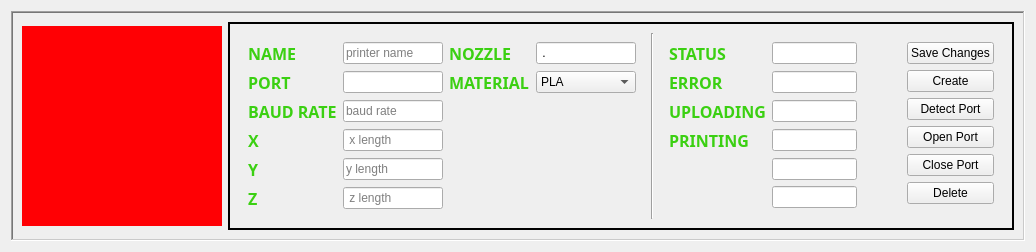
The window that ui/devicewidget.ui (malabdali/3dPrintersManager) describes before a commit, drawn with Qt 5.
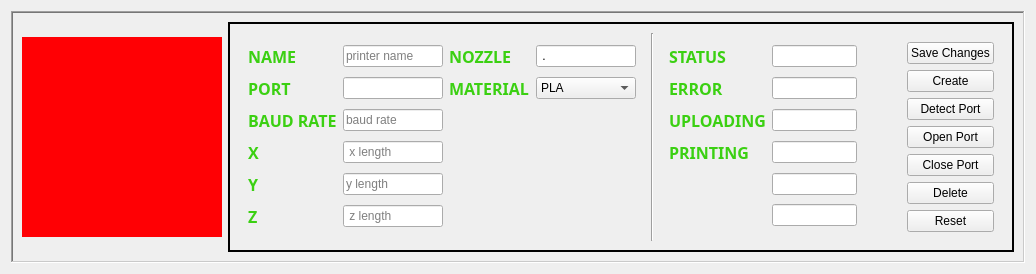
The same window after the commit. Icons and pictures are not drawn.

```diff
--- a/ui/devicewidget.ui
+++ b/ui/devicewidget.ui
@@ -817,6 +817,13 @@
               </property>
              </widget>
             </item>
+            <item>
+             <widget class="QPushButton" name="_reset_button">
+              <property name="text">
+               <string>Reset</string>
+              </property>
+             </widget>
+            </item>
            </layout>
           </widget>
          </item>
```
